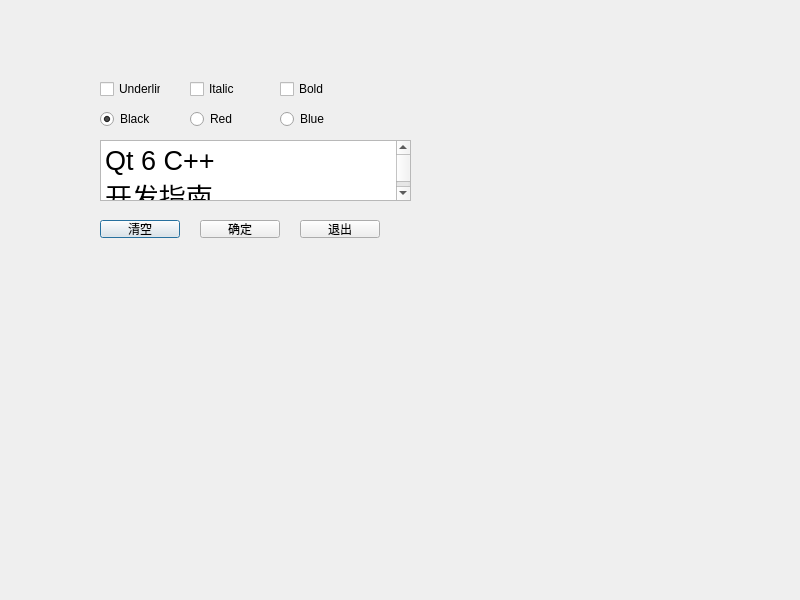
Old version of the form code/Chap02_Intro/sample2_2/dialog.ui in the repository LQF376/QtmyLearn.
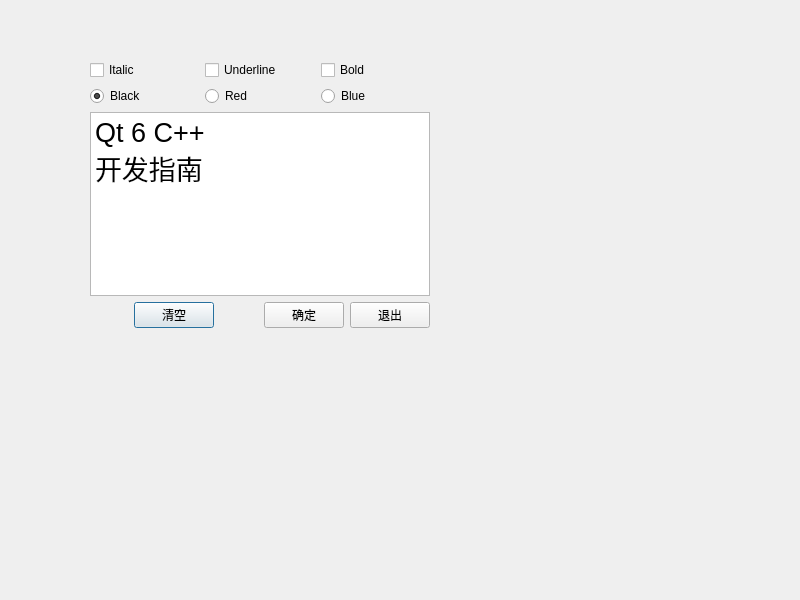
New version of the form. Icons and pictures are not drawn.

```diff
--- a/code/Chap02_Intro/sample2_2/dialog.ui
+++ b/code/Chap02_Intro/sample2_2/dialog.ui
@@ -13,73 +13,45 @@
   <property name="windowTitle">
    <string>信号与槽的使用</string>
   </property>
-  <widget class="QPlainTextEdit" name="plainTextEdit">
+  <widget class="QWidget" name="">
    <property name="geometry">
     <rect>
-     <x>100</x>
-     <y>140</y>
-     <width>311</width>
-     <height>61</height>
+     <x>90</x>
+     <y>60</y>
+     <width>340</width>
+     <height>268</height>
     </rect>
    </property>
-   <property name="font">
-    <font>
-     <pointsize>20</pointsize>
-    </font>
-   </property>
-   <property name="plainText">
-    <string>Qt 6 C++
-开发指南</string>
-   </property>
-  </widget>
-  <widget class="QCheckBox" name="checkBoxUnder">
-   <property name="geometry">
-    <rect>
-     <x>100</x>
-     <y>80</y>
-     <width>61</width>
-     <height>18</height>
-    </rect>
-   </property>
-   <property name="text">
-    <string>Underline</string>
-   </property>
-  </widget>
+   <layout class="QVBoxLayout" name="verticalLayout">
+    <item>
+     <layout class="QHBoxLayout" name="horizontalLayout">
+      <item>
   <widget class="QCheckBox" name="checkBoxItalic">
-   <property name="geometry">
-    <rect>
-     <x>190</x>
-     <y>80</y>
-     <width>61</width>
-     <height>18</height>
-    </rect>
-   </property>
    <property name="text">
     <string>Italic</string>
    </property>
   </widget>
+      </item>
+      <item>
+       <widget class="QCheckBox" name="checkBoxUnder">
+        <property name="text">
+         <string>Underline</string>
+        </property>
+       </widget>
+      </item>
+      <item>
   <widget class="QCheckBox" name="checkBoxBold">
-   <property name="geometry">
-    <rect>
-     <x>280</x>
-     <y>80</y>
-     <width>61</width>
-     <height>18</height>
-    </rect>
-   </property>
    <property name="text">
     <string>Bold</string>
    </property>
   </widget>
+      </item>
+     </layout>
+    </item>
+    <item>
+     <layout class="QHBoxLayout" name="horizontalLayout_2">
+      <item>
   <widget class="QRadioButton" name="radioButton">
-   <property name="geometry">
-    <rect>
-     <x>100</x>
-     <y>110</y>
-     <width>73</width>
-     <height>18</height>
-    </rect>
-   </property>
    <property name="text">
     <string>Black</string>
    </property>
@@ -87,41 +59,53 @@
     <bool>true</bool>
    </property>
   </widget>
+      </item>
+      <item>
   <widget class="QRadioButton" name="radioButton_2">
-   <property name="geometry">
-    <rect>
-     <x>190</x>
-     <y>110</y>
-     <width>73</width>
-     <height>18</height>
-    </rect>
-   </property>
    <property name="text">
     <string>Red</string>
    </property>
   </widget>
+      </item>
+      <item>
   <widget class="QRadioButton" name="radioButton_3">
-   <property name="geometry">
-    <rect>
-     <x>280</x>
-     <y>110</y>
-     <width>73</width>
-     <height>18</height>
-    </rect>
-   </property>
    <property name="text">
     <string>Blue</string>
    </property>
   </widget>
-  <widget class="QPushButton" name="pushButton">
-   <property name="geometry">
-    <rect>
-     <x>100</x>
-     <y>220</y>
-     <width>80</width>
-     <height>18</height>
-    </rect>
-   </property>
+      </item>
+     </layout>
+    </item>
+    <item>
+     <widget class="QPlainTextEdit" name="plainTextEdit">
+      <property name="font">
+       <font>
+        <pointsize>20</pointsize>
+       </font>
+      </property>
+      <property name="plainText">
+       <string>Qt 6 C++
+开发指南</string>
+      </property>
+     </widget>
+    </item>
+    <item>
+     <layout class="QHBoxLayout" name="horizontalLayout_3">
+      <item>
+       <spacer name="horizontalSpacer_2">
+        <property name="orientation">
+         <enum>Qt::Horizontal</enum>
+        </property>
+        <property name="sizeHint" stdset="0">
+         <size>
+          <width>40</width>
+          <height>20</height>
+         </size>
+        </property>
+       </spacer>
+      </item>
+      <item>
+       <widget class="QPushButton" name="btnClear">
    <property name="text">
     <string>清空</string>
    </property>
@@ -130,15 +114,22 @@
      <normaloff>images/212.bmp</normaloff>images/212.bmp</iconset>
    </property>
   </widget>
-  <widget class="QPushButton" name="pushButton_2">
-   <property name="geometry">
-    <rect>
-     <x>200</x>
-     <y>220</y>
-     <width>80</width>
-     <height>18</height>
-    </rect>
-   </property>
+      </item>
+      <item>
+       <spacer name="horizontalSpacer">
+        <property name="orientation">
+         <enum>Qt::Horizontal</enum>
+        </property>
+        <property name="sizeHint" stdset="0">
+         <size>
+          <width>40</width>
+          <height>20</height>
+         </size>
+        </property>
+       </spacer>
+      </item>
+      <item>
+       <widget class="QPushButton" name="btnOK">
    <property name="text">
     <string>确定</string>
    </property>
@@ -147,15 +138,9 @@
      <normaloff>images/322.bmp</normaloff>images/322.bmp</iconset>
    </property>
   </widget>
-  <widget class="QPushButton" name="pushButton_3">
-   <property name="geometry">
-    <rect>
-     <x>300</x>
-     <y>220</y>
-     <width>80</width>
-     <height>18</height>
-    </rect>
-   </property>
+      </item>
+      <item>
+       <widget class="QPushButton" name="btnExit">
    <property name="text">
     <string>退出</string>
    </property>
@@ -164,6 +149,11 @@
      <normaloff>images/132.bmp</normaloff>images/132.bmp</iconset>
    </property>
   </widget>
+      </item>
+     </layout>
+    </item>
+   </layout>
+  </widget>
  </widget>
  <resources/>
  <connections/>
```
Left out of the diff: 35 changed lines with no effect on the pictures. Lines whose indentation alone changed are shown as unchanged.
